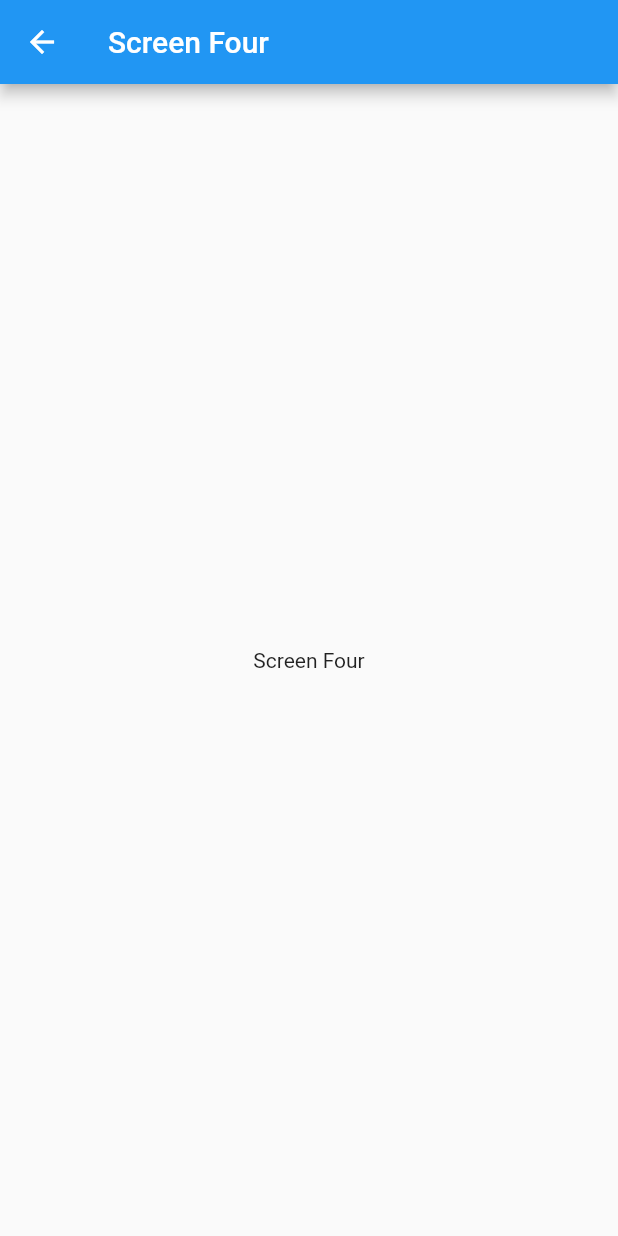
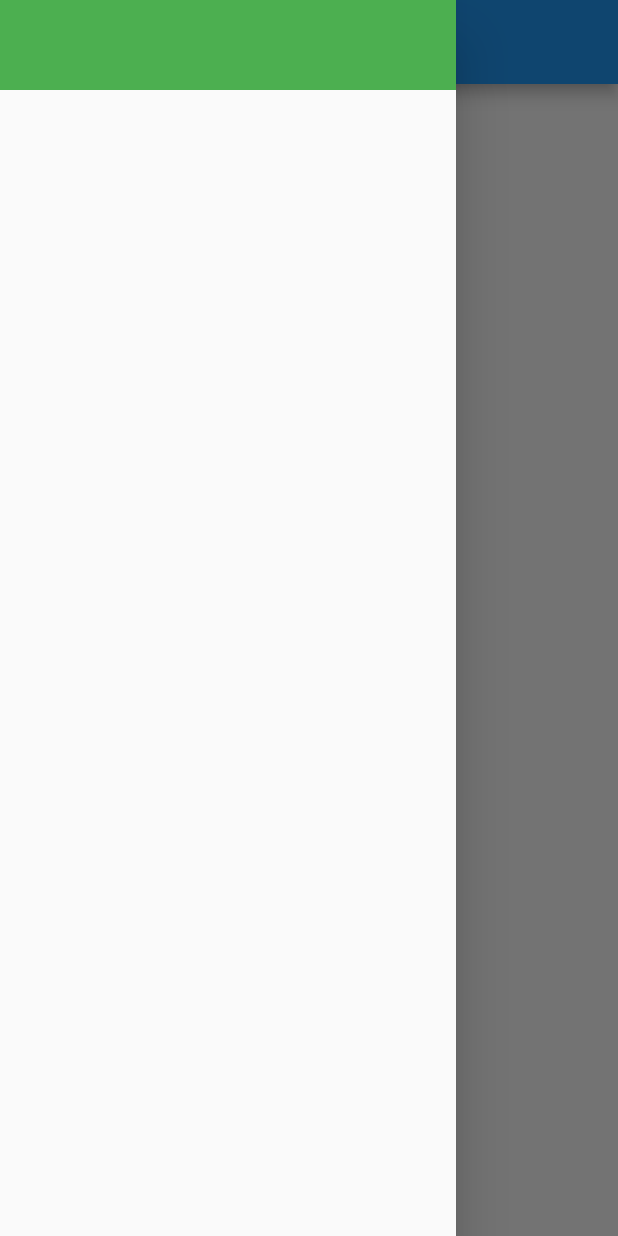
Before and after one commit to TonyoGodson/PixApp, a Flutter app: the ScreenFour screen opened by its route, with the side drawer open (before the commit the screen has no drawer), on a phone screen of 412 x 824 dp. Run offline on Flutter 3.47's test engine with Material 2 defaults, Android fonts, the phone set to English and light mode, and no system bars; our stand-ins replace shared_preferences; accounts and stored records are empty.

Commit message:
nav drawer created

```diff
--- a/lib/screens/screen_four.dart
+++ b/lib/screens/screen_four.dart
@@ -1,4 +1,6 @@
 import 'package:flutter/material.dart';
+
+import '../widgets/nav_drawer.dart';
 
 class ScreenFour extends StatefulWidget {
   static const routeName = '/screen_four';
@@ -12,6 +14,7 @@ class _ScreenFourState extends State<ScreenFour> {
   @override
   Widget build(BuildContext context) {
     return Scaffold(
+      drawer: NavDrawer(),
       appBar: AppBar(
         leading: Icon(Icons.arrow_back),
         title: const Text("Screen Four"),),
--- /dev/null
+++ b/lib/widgets/nav_drawer.dart
@@ -0,0 +1,23 @@
+import 'package:flutter/material.dart';
+
+class NavDrawer extends StatefulWidget {
+  const NavDrawer({Key? key}) : super(key: key);
+
+  @override
+  State<NavDrawer> createState() => _NavDrawerState();
+}
+
+class _NavDrawerState extends State<NavDrawer> {
+  @override
+  Widget build(BuildContext context) {
+    return Drawer(
+      child: ListView(children: [
+        Container(
+          width: 150.0,
+          height: 60.0,
+          color: Colors.green,
+        )
+      ],),
+    );
+  }
+}
```
